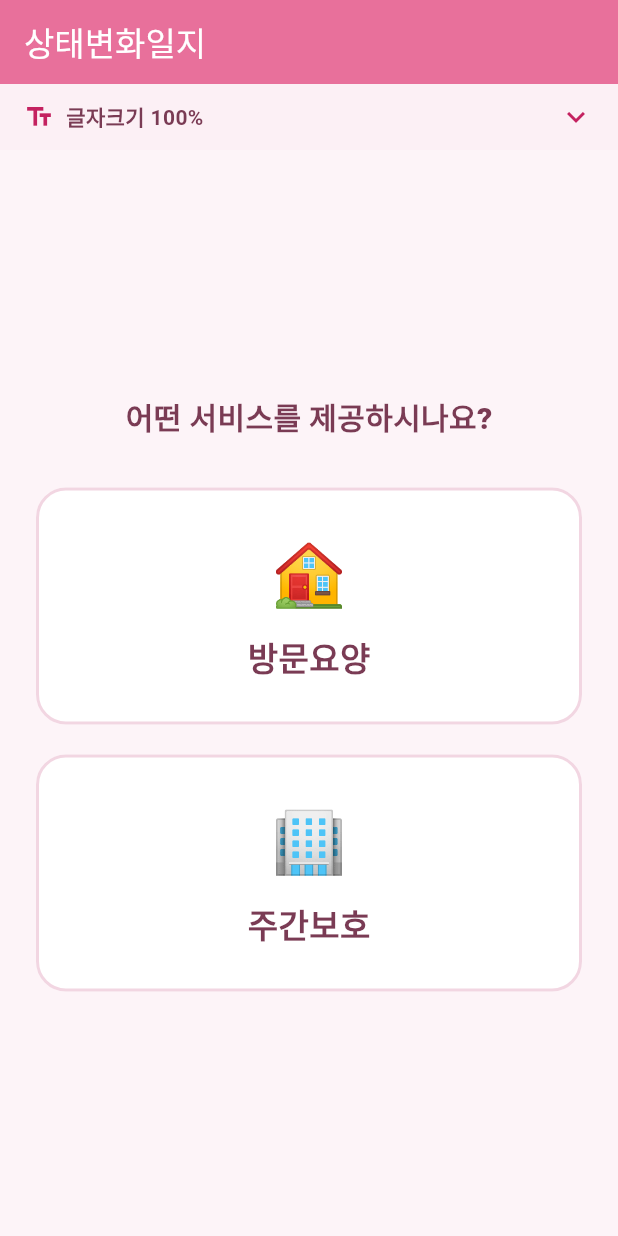
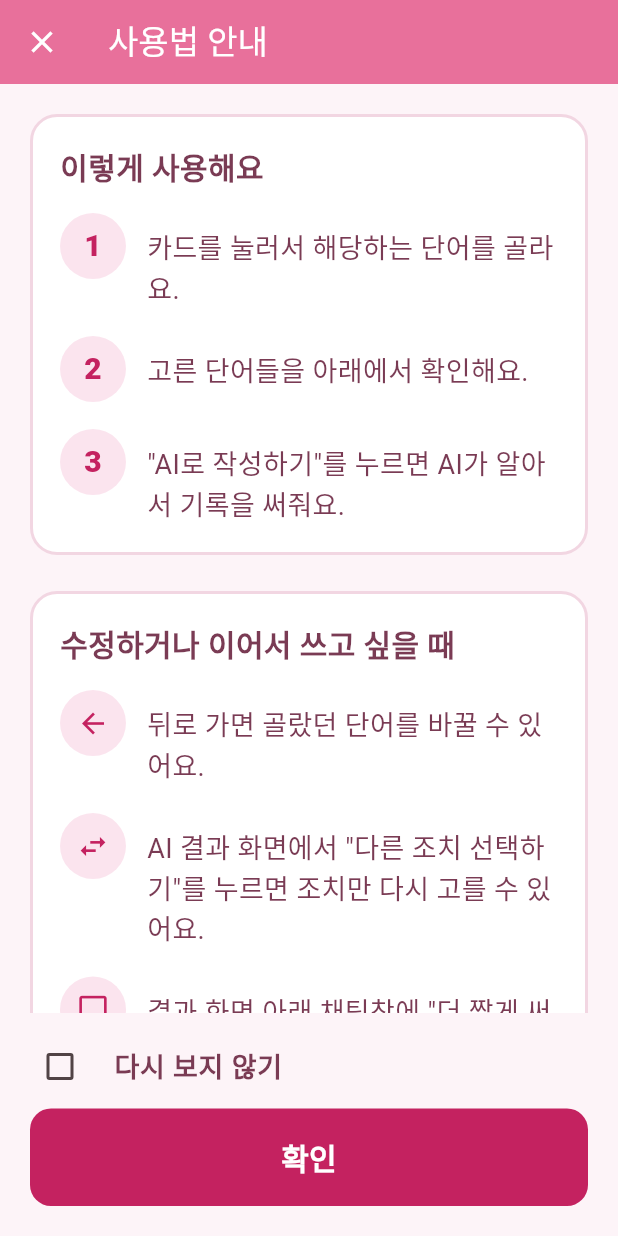
Before and after one commit to jhs2918/flutter_demo, a Flutter app: the screen it shows after launch, on a phone screen of 412 x 824 dp. Run offline on Flutter 3.47's test engine with Material 3 defaults, Android fonts, the phone set to English and light mode, and no system bars; our stand-ins replace google_mobile_ads, shared_preferences.

Commit message:
Add first-launch onboarding screen with a persistent help button
- New OnboardingScreen: numbered steps for the card -> word -> AI
  result flow, plus how to go back and edit or keep refining via chat,
  in a large-icon/large-text layout for older users
- "다시 보지 않기" checkbox persisted via OnboardingPreferences
  (SharedPreferences), checked on first frame after launch
- Main screen (ServiceSelectScreen) AppBar always shows a "설명서"
  button that reopens the same screen regardless of the preference

Co-Authored-By: Claude Sonnet 5 <noreply@anthropic.com>
Claude-Session: https://claude.ai/code/session_01TYUJreP5bdMydqmqGYqyQ5

```diff
--- /dev/null
+++ b/lib/screens/onboarding_screen.dart
@@ -0,0 +1,237 @@
+import 'package:flutter/material.dart';
+
+import '../services/onboarding_preferences.dart';
+import '../theme/pastel_palette.dart';
+
+/// 사용법 안내 화면을 전체화면 모달로 띄운다. 앱 첫 실행 시 자동으로
+/// 한 번 호출되고, 메인 화면의 "설명서" 버튼을 눌러도 같은 화면이 뜬다.
+Future<void> showOnboardingScreen(BuildContext context) {
+  return Navigator.of(context).push(
+    MaterialPageRoute<void>(
+      fullscreenDialog: true,
+      builder: (BuildContext context) => const OnboardingScreen(),
+    ),
+  );
+}
+
+class _Step {
+  const _Step({this.number, required this.icon, required this.text});
+
+  final String? number;
+  final IconData icon;
+  final String text;
+}
+
+/// 앱 사용법을 큰 글자·아이콘·단계별 구성으로 설명하는 화면. 나이가 있는
+/// 사용자도 부담 없이 읽을 수 있도록 화면을 채우는 큼직한 카드 레이아웃을
+/// 쓴다.
+class OnboardingScreen extends StatefulWidget {
+  const OnboardingScreen({super.key});
+
+  @override
+  State<OnboardingScreen> createState() => _OnboardingScreenState();
+}
+
+class _OnboardingScreenState extends State<OnboardingScreen> {
+  final OnboardingPreferences _prefs = OnboardingPreferences();
+  bool _dontShowAgain = false;
+
+  Future<void> _confirm() async {
+    await _prefs.setDontShowAgain(_dontShowAgain);
+    if (mounted) Navigator.of(context).pop();
+  }
+
+  @override
+  Widget build(BuildContext context) {
+    return Scaffold(
+      backgroundColor: kAppBackground,
+      appBar: AppBar(
+        title: const Text('사용법 안내'),
+        backgroundColor: kSectionHeaderBg,
+        foregroundColor: Colors.white,
+      ),
+      body: SafeArea(
+        bottom: false,
+        child: ListView(
+          padding: const EdgeInsets.fromLTRB(20, 20, 20, 12),
+          children: const <Widget>[
+            _StepSection(
+              title: '이렇게 사용해요',
+              steps: <_Step>[
+                _Step(
+                  number: '1',
+                  icon: Icons.touch_app,
+                  text: '카드를 눌러서 해당하는 단어를 골라요.',
+                ),
+                _Step(
+                  number: '2',
+                  icon: Icons.checklist,
+                  text: '고른 단어들을 아래에서 확인해요.',
+                ),
+                _Step(
+                  number: '3',
+                  icon: Icons.auto_awesome,
+                  text: '"AI로 작성하기"를 누르면 AI가 알아서 기록을 써줘요.',
+                ),
+              ],
+            ),
+            SizedBox(height: 24),
+            _StepSection(
+              title: '수정하거나 이어서 쓰고 싶을 때',
+              steps: <_Step>[
+                _Step(
+                  icon: Icons.arrow_back,
+                  text: '뒤로 가면 골랐던 단어를 바꿀 수 있어요.',
+                ),
+                _Step(
+                  icon: Icons.swap_horiz,
+                  text: 'AI 결과 화면에서 "다른 조치 선택하기"를 누르면 '
+                      '조치만 다시 고를 수 있어요.',
+                ),
+                _Step(
+                  icon: Icons.chat_bubble_outline,
+                  text: '결과 화면 아래 채팅창에 "더 짧게 써줘"처럼 원하는 '
+                      '대로 요청해서 이어서 다듬을 수 있어요.',
+                ),
+              ],
+            ),
+            SizedBox(height: 12),
+          ],
+        ),
+      ),
+      bottomNavigationBar: SafeArea(
+        top: false,
+        child: Padding(
+          padding: const EdgeInsets.fromLTRB(20, 8, 20, 20),
+          child: Column(
+            mainAxisSize: MainAxisSize.min,
+            children: <Widget>[
+              CheckboxListTile(
+                value: _dontShowAgain,
+                onChanged: (bool? value) =>
+                    setState(() => _dontShowAgain = value ?? false),
+                controlAffinity: ListTileControlAffinity.leading,
+                contentPadding: EdgeInsets.zero,
+                activeColor: kAccentPurple,
+                title: const Text(
+                  '다시 보지 않기',
+                  style: TextStyle(
+                    fontSize: 18,
+                    fontWeight: FontWeight.w700,
+                    color: kCardTitleColor,
+                  ),
+                ),
+              ),
+              SizedBox(
+                width: double.infinity,
+                child: FilledButton(
+                  onPressed: _confirm,
+                  style: FilledButton.styleFrom(
+                    backgroundColor: kAccentPurple,
+                    padding: const EdgeInsets.symmetric(vertical: 18),
+                    shape: RoundedRectangleBorder(
+                      borderRadius: BorderRadius.circular(14),
+                    ),
+                  ),
+                  child: const Text(
+                    '확인',
+                    style: TextStyle(
+                      fontSize: 20,
+                      fontWeight: FontWeight.w800,
+                    ),
+                  ),
+                ),
+              ),
+            ],
+          ),
+        ),
+      ),
+    );
+  }
+}
+
+class _StepSection extends StatelessWidget {
+  const _StepSection({required this.title, required this.steps});
+
+  final String title;
+  final List<_Step> steps;
+
+  @override
+  Widget build(BuildContext context) {
+    return Container(
+      width: double.infinity,
+      padding: const EdgeInsets.all(18),
+      decoration: BoxDecoration(
+        color: Colors.white,
+        borderRadius: BorderRadius.circular(18),
+        border: Border.all(color: kCardBorder, width: 2),
+      ),
+      child: Column(
+        crossAxisAlignment: CrossAxisAlignment.start,
+        children: <Widget>[
+          Text(
+            title,
+            style: const TextStyle(
+              fontSize: 20,
+              fontWeight: FontWeight.w800,
+              color: kCardTitleColor,
+            ),
+          ),
+          const SizedBox(height: 16),
+          for (int i = 0; i < steps.length; i++) ...<Widget>[
+            _StepRow(step: steps[i]),
+            if (i != steps.length - 1) const SizedBox(height: 18),
+          ],
+        ],
+      ),
+    );
+  }
+}
+
+class _StepRow extends StatelessWidget {
+  const _StepRow({required this.step});
+
+  final _Step step;
+
+  @override
+  Widget build(BuildContext context) {
+    return Row(
+      crossAxisAlignment: CrossAxisAlignment.start,
+      children: <Widget>[
+        Container(
+          width: 44,
+          height: 44,
+          alignment: Alignment.center,
+          decoration: const BoxDecoration(
+            color: kWordButtonBg,
+            shape: BoxShape.circle,
+          ),
+          child: step.number != null
+              ? Text(
+                  step.number!,
+                  style: const TextStyle(
+                    fontSize: 20,
+                    fontWeight: FontWeight.w800,
+                    color: kAccentPurple,
+                  ),
+                )
+              : Icon(step.icon, color: kAccentPurple, size: 22),
+        ),
+        const SizedBox(width: 14),
+        Expanded(
+          child: Padding(
+            padding: const EdgeInsets.only(top: 10),
+            child: Text(
+              step.text,
+              style: const TextStyle(
+                fontSize: 18,
+                height: 1.4,
+                color: kCardTitleColor,
+              ),
+            ),
+          ),
+        ),
+      ],
+    );
+  }
+}
--- a/lib/screens/service_select_screen.dart
+++ b/lib/screens/service_select_screen.dart
@@ -1,17 +1,43 @@
 import 'package:flutter/material.dart';
 
 import '../models/card_catalog.dart';
+import '../services/onboarding_preferences.dart';
 import '../theme/pastel_palette.dart';
 import '../widgets/font_scale_bar.dart';
 import 'card_select_screen.dart';
+import 'onboarding_screen.dart';
 
 /// [상태변화일지 전용판] 방문요양/주간보호 서비스 종류를 고른다. 기록유형은
 /// 상태변화일지 하나뿐이라 별도 선택 화면 없이 바로 카드 선택 화면으로
 /// 넘어간다.
-class ServiceSelectScreen extends StatelessWidget {
+class ServiceSelectScreen extends StatefulWidget {
   const ServiceSelectScreen({super.key});
 
-  void _select(BuildContext context, CardService service) {
+  @override
+  State<ServiceSelectScreen> createState() => _ServiceSelectScreenState();
+}
+
+class _ServiceSelectScreenState extends State<ServiceSelectScreen> {
+  final OnboardingPreferences _onboardingPrefs = OnboardingPreferences();
+
+  @override
+  void initState() {
+    super.initState();
+    // 앱을 처음 켰을 때(또는 "다시 보지 않기"를 아직 안 눌렀을 때) 사용법
+    // 안내 화면을 자동으로 띄운다. build 도중에는 push할 수 없어 첫 프레임이
+    // 그려진 뒤로 미룬다.
+    WidgetsBinding.instance.addPostFrameCallback(
+      (_) => _maybeShowOnboarding(),
+    );
+  }
+
+  Future<void> _maybeShowOnboarding() async {
+    final bool shouldShow = await _onboardingPrefs.shouldShowOnLaunch();
+    if (!shouldShow || !mounted) return;
+    await showOnboardingScreen(context);
+  }
+
+  void _select(CardService service) {
     Navigator.of(context).push(
       MaterialPageRoute<void>(
         builder: (BuildContext context) => CardSelectScreen(
@@ -31,6 +57,18 @@ class ServiceSelectScreen extends StatelessWidget {
         title: const Text('상태변화일지'),
         backgroundColor: kSectionHeaderBg,
         foregroundColor: Colors.white,
+        actions: <Widget>[
+          // [온보딩] 언제든 다시 볼 수 있게 메인 화면 상단에 상시 노출.
+          TextButton.icon(
+            onPressed: () => showOnboardingScreen(context),
+            style: TextButton.styleFrom(foregroundColor: Colors.white),
+            icon: const Icon(Icons.menu_book),
+            label: const Text(
+              '설명서',
+              style: TextStyle(fontWeight: FontWeight.w700),
+            ),
+          ),
+        ],
       ),
       body: Column(
         children: <Widget>[
@@ -64,13 +102,13 @@ class ServiceSelectScreen extends StatelessWidget {
                         _ServiceButton(
                           label: '방문요양',
                           emoji: '🏠',
-                          onTap: () => _select(context, CardService.visit),
+                          onTap: () => _select(CardService.visit),
                         ),
                         const SizedBox(height: 20),
                         _ServiceButton(
                           label: '주간보호',
                           emoji: '🏢',
-                          onTap: () => _select(context, CardService.day),
+                          onTap: () => _select(CardService.day),
                         ),
                       ],
                     ),
--- /dev/null
+++ b/lib/services/onboarding_preferences.dart
@@ -0,0 +1,17 @@
+import 'package:shared_preferences/shared_preferences.dart';
+
+/// 사용법 안내(온보딩) 화면을 "다시 보지 않기"로 설정했는지 기억한다.
+class OnboardingPreferences {
+  static const String _dontShowKey = 'onboarding_dont_show_again';
+
+  /// 앱 실행 시 온보딩 화면을 자동으로 띄워야 하면 true.
+  Future<bool> shouldShowOnLaunch() async {
+    final SharedPreferences prefs = await SharedPreferences.getInstance();
+    return !(prefs.getBool(_dontShowKey) ?? false);
+  }
+
+  Future<void> setDontShowAgain(bool value) async {
+    final SharedPreferences prefs = await SharedPreferences.getInstance();
+    await prefs.setBool(_dontShowKey, value);
+  }
+}
```
